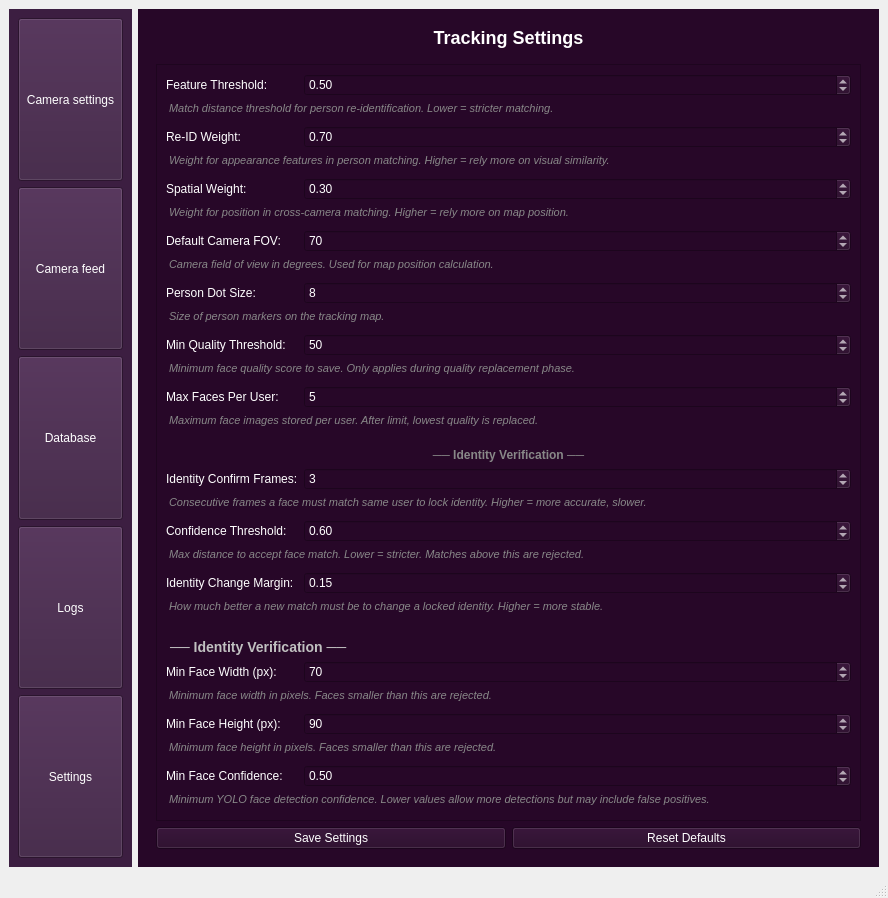
The window that UIs/main.ui (Sahasvinandith/ObserveAI_main) describes before a commit, drawn with Qt 5.
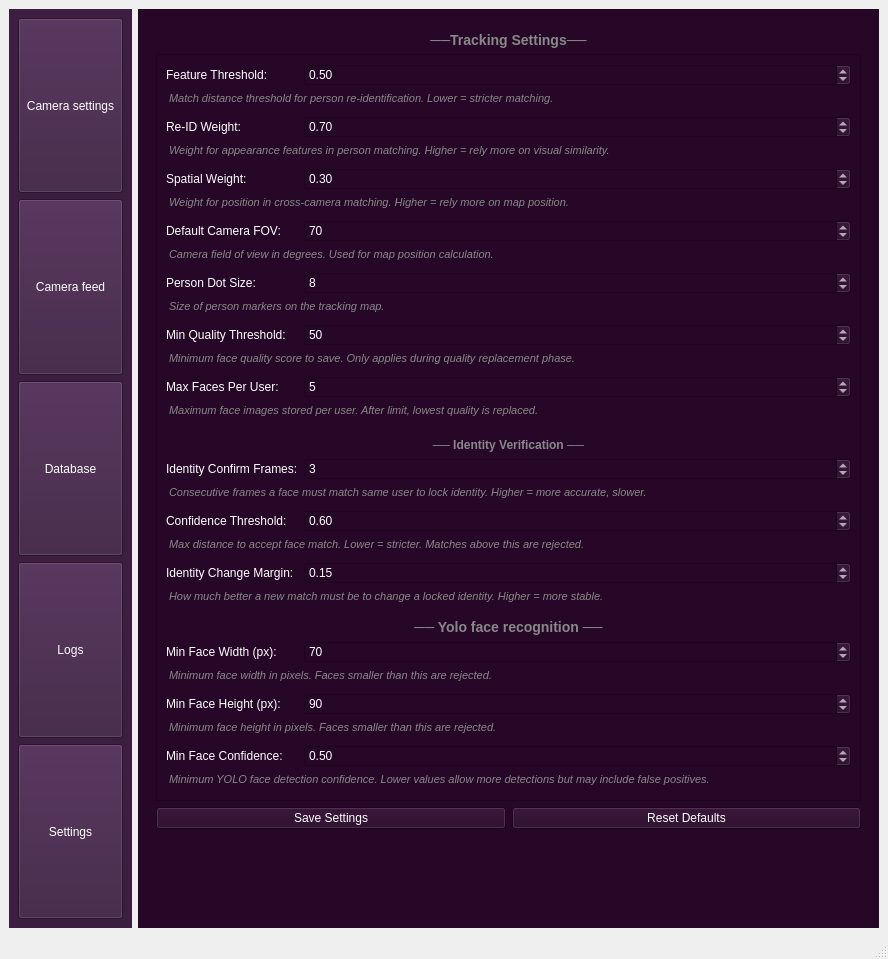
The same window after the commit. The open tabs and pages were chosen to show the change.

Commit message: Changed the design a bit

Patch:
```diff
--- a/UIs/main.ui
+++ b/UIs/main.ui
@@ -7,7 +7,7 @@
     <x>0</x>
     <y>0</y>
     <width>888</width>
-    <height>655</height>
+    <height>959</height>
    </rect>
   </property>
   <property name="minimumSize">
@@ -332,14 +332,14 @@
           <layout class="QVBoxLayout" name="settings_layout">
            <item>
             <widget class="QLabel" name="settings_title">
-             <property name="text">
-              <string>Tracking Settings</string>
-             </property>
-             <property name="alignment">
-              <set>Qt::AlignmentFlag::AlignCenter</set>
-             </property>
              <property name="styleSheet">
-              <string notr="true">font-size: 18px; font-weight: bold; margin-bottom: 10px;</string>
+              <string notr="true"> font-size: 14px;font-weight: bold; color: #888; margin-top: 5px;</string>
+             </property>
+             <property name="text">
+              <string>──Tracking Settings──</string>
+             </property>
+             <property name="alignment">
+              <set>Qt::AlignmentFlag::AlignCenter</set>
              </property>
             </widget>
            </item>
@@ -357,10 +357,18 @@
               </item>
               <item row="0" column="1">
                <widget class="QDoubleSpinBox" name="threshold_spinbox">
-                <property name="minimum"><double>0.1</double></property>
-                <property name="maximum"><double>1.0</double></property>
-                <property name="singleStep"><double>0.05</double></property>
-                <property name="value"><double>0.5</double></property>
+                <property name="minimum">
+                 <double>0.100000000000000</double>
+                </property>
+                <property name="maximum">
+                 <double>1.000000000000000</double>
+                </property>
+                <property name="singleStep">
+                 <double>0.050000000000000</double>
+                </property>
+                <property name="value">
+                 <double>0.500000000000000</double>
+                </property>
                </widget>
               </item>
               <item row="1" column="0" colspan="2">
@@ -378,10 +386,18 @@
               </item>
               <item row="2" column="1">
                <widget class="QDoubleSpinBox" name="reid_weight_spinbox">
-                <property name="minimum"><double>0.0</double></property>
-                <property name="maximum"><double>1.0</double></property>
-                <property name="singleStep"><double>0.05</double></property>
-                <property name="value"><double>0.7</double></property>
+                <property name="minimum">
+                 <double>0.000000000000000</double>
+                </property>
+                <property name="maximum">
+                 <double>1.000000000000000</double>
+                </property>
+                <property name="singleStep">
+                 <double>0.050000000000000</double>
+                </property>
+                <property name="value">
+                 <double>0.700000000000000</double>
+                </property>
                </widget>
               </item>
               <item row="3" column="0" colspan="2">
@@ -399,10 +415,18 @@
               </item>
               <item row="4" column="1">
                <widget class="QDoubleSpinBox" name="spatial_weight_spinbox">
-                <property name="minimum"><double>0.0</double></property>
-                <property name="maximum"><double>1.0</double></property>
-                <property name="singleStep"><double>0.05</double></property>
-                <property name="value"><double>0.3</double></property>
+                <property name="minimum">
+                 <double>0.000000000000000</double>
+                </property>
+                <property name="maximum">
+                 <double>1.000000000000000</double>
+                </property>
+                <property name="singleStep">
+                 <double>0.050000000000000</double>
+                </property>
+                <property name="value">
+                 <double>0.300000000000000</double>
+                </property>
                </widget>
               </item>
               <item row="5" column="0" colspan="2">
@@ -528,10 +552,18 @@
               </item>
               <item row="17" column="1">
                <widget class="QDoubleSpinBox" name="identity_confidence_spinbox">
-                <property name="minimum"><double>0.1</double></property>
-                <property name="maximum"><double>1.0</double></property>
-                <property name="singleStep"><double>0.05</double></property>
-                <property name="value"><double>0.6</double></property>
+                <property name="minimum">
+                 <double>0.100000000000000</double>
+                </property>
+                <property name="maximum">
+                 <double>1.000000000000000</double>
+                </property>
+                <property name="singleStep">
+                 <double>0.050000000000000</double>
+                </property>
+                <property name="value">
+                 <double>0.600000000000000</double>
+                </property>
                </widget>
               </item>
               <item row="18" column="0" colspan="2">
@@ -549,10 +581,18 @@
               </item>
               <item row="19" column="1">
                <widget class="QDoubleSpinBox" name="identity_margin_spinbox">
-                <property name="minimum"><double>0.05</double></property>
-                <property name="maximum"><double>0.5</double></property>
-                <property name="singleStep"><double>0.05</double></property>
-                <property name="value"><double>0.15</double></property>
+                <property name="minimum">
+                 <double>0.050000000000000</double>
+                </property>
+                <property name="maximum">
+                 <double>0.500000000000000</double>
+                </property>
+                <property name="singleStep">
+                 <double>0.050000000000000</double>
+                </property>
+                <property name="value">
+                 <double>0.150000000000000</double>
+                </property>
                </widget>
               </item>
               <item row="20" column="0" colspan="2">
@@ -565,8 +605,15 @@
               <!-- Face Validation Section Header -->
               <item row="21" column="0" colspan="2">
                <widget class="QLabel" name="face_validation_header">
-                <property name="text"><string>── Identity Verification ──</string></property>
-                <property name="styleSheet"><string>font-weight: bold; font-size: 14px; margin-top: 15px; color: #c0c0c0;</string></property>
+                <property name="styleSheet">
+                 <string notr="true"> font-size: 14px;font-weight: bold; color: #888; margin-top: 5px;</string>
+                </property>
+                <property name="text">
+                 <string>── Yolo face recognition ──</string>
+                </property>
+                <property name="alignment">
+                 <set>Qt::AlignmentFlag::AlignCenter</set>
+                </property>
                </widget>
               </item>
               <!-- Min Face Width -->
@@ -617,10 +664,18 @@
               </item>
               <item row="26" column="1">
                <widget class="QDoubleSpinBox" name="min_face_confidence_spinbox">
-                <property name="minimum"><double>0.1</double></property>
-                <property name="maximum"><double>1.0</double></property>
-                <property name="singleStep"><double>0.05</double></property>
-                <property name="value"><double>0.5</double></property>
+                <property name="minimum">
+                 <double>0.100000000000000</double>
+                </property>
+                <property name="maximum">
+                 <double>1.000000000000000</double>
+                </property>
+                <property name="singleStep">
+                 <double>0.050000000000000</double>
+                </property>
+                <property name="value">
+                 <double>0.500000000000000</double>
+                </property>
                </widget>
               </item>
               <item row="27" column="0" colspan="2">
```
Left out of the diff: 321 changed lines with no effect on the pictures.
